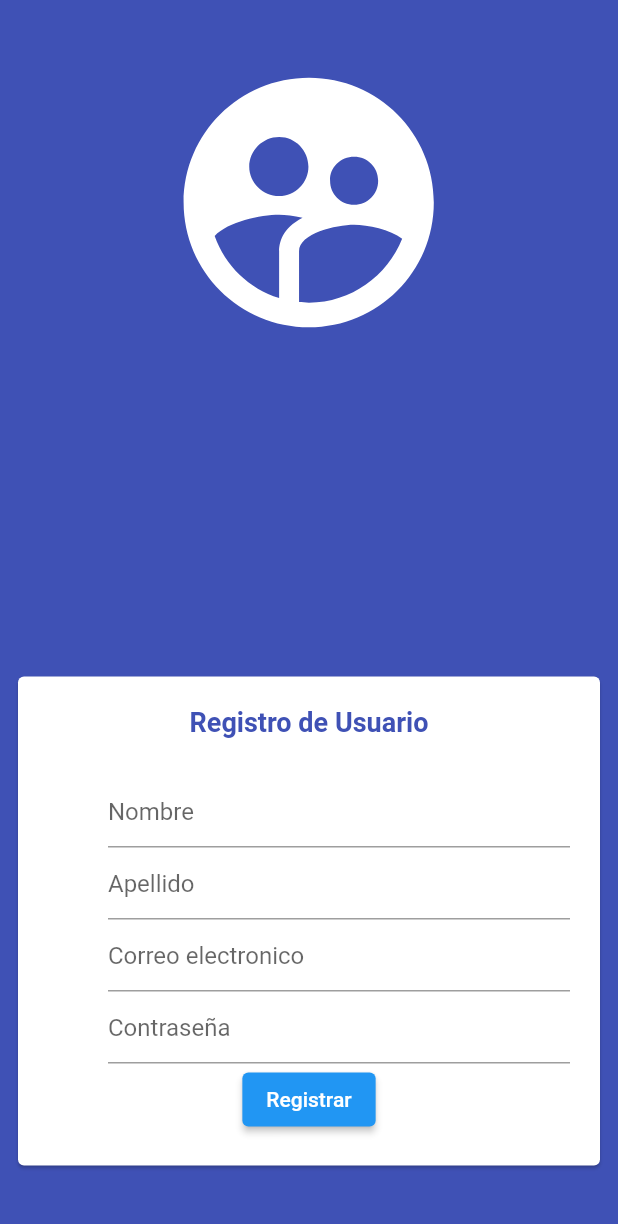
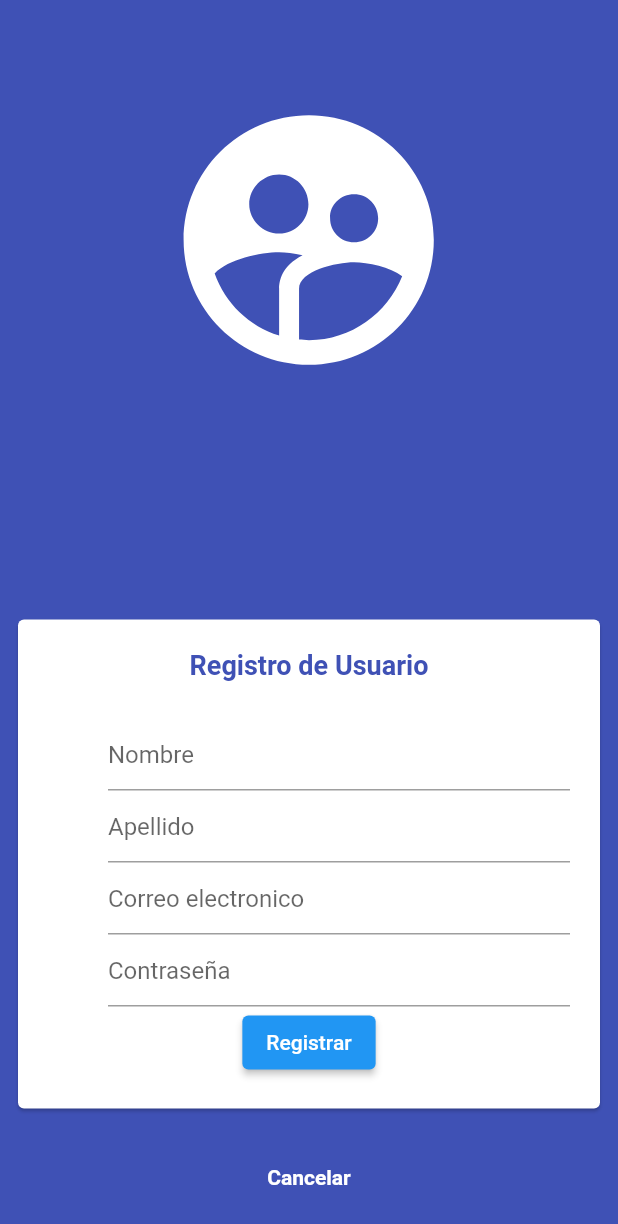
Before and after one commit to yeisonpomaresml/bootcamp_flutter, a Flutter app: the screen it shows after launch, after a tap on "Ingresar", after a tap on "Registrar nueva cuenta", on a phone screen of 412 x 824 dp. Shown: the top 1224 px of the screen. Run offline on Flutter 3.47's test engine with Material 2 defaults, Android fonts, the light colour scheme and no system bars; our stand-ins replace image_picker, shared_preferences.

Commit message:
new changes

```diff
--- a/lib/screens/login_screen.dart
+++ b/lib/screens/login_screen.dart
@@ -23,6 +23,8 @@ class _LoginScreenState extends State<LoginScreen> {
   TextEditingController emailController = TextEditingController();
   TextEditingController passwordController = TextEditingController();
 
+  bool loading = false;
+
   @override
   void initState() {
     loadSharedPreferences();
@@ -31,11 +33,14 @@ class _LoginScreenState extends State<LoginScreen> {
 
   loadSharedPreferences() async {
     pref = await SharedPreferences.getInstance();
-    if (pref != null) {
+    if (pref != null &&
+        pref!.getString("email") != null &&
+        pref!.getString("password") != null) {
       emailController.text = pref!.getString("email").toString();
       passwordController.text = pref!.getString("password").toString();
       formData['email'] = emailController.text;
       formData['password'] = passwordController.text;
+      checkSaveData = true;
       setState(() {});
     }
   }
@@ -46,12 +51,14 @@ class _LoginScreenState extends State<LoginScreen> {
     userProvider = Provider.of<UserProvider>(context);
 
     return Scaffold(
-        body: Container(
+        body: SingleChildScrollView(
+      child: Container(
         width: double.infinity,
+        height: MediaQuery.of(context).size.height,
         color: Colors.indigo,
         child: Column(
           children: [
-          const SizedBox(height: 35),
+            const SizedBox(height: 60),
             const Icon(
               Icons.supervised_user_circle,
               size: 200,
@@ -107,8 +114,11 @@ class _LoginScreenState extends State<LoginScreen> {
                               checkSaveData = value!;
                               setState(() {});
                             }),
-                      ElevatedButton(
-                          onPressed: formLogin, child: const Text('Ingresar'))
+                        (loading == false)
+                            ? ElevatedButton(
+                                onPressed: formLogin,
+                                child: const Text('Ingresar'))
+                            : const CircularProgressIndicator()
                       ],
                     ),
                   ),
@@ -126,18 +136,28 @@ class _LoginScreenState extends State<LoginScreen> {
             const SizedBox(height: 35),
           ],
         ),
+      ),
     ));
   }
 
   formLogin() async {
     if (formKey.currentState!.validate()) {
+      setState(() {
+        loading = true;
+      });
       var usuario = await loginProvider.loginUsuario(formData);
+      setState(() {
+        loading = false;
+      });
       if (usuario != null) {
         userProvider.setUser(usuario);
 
         if (checkSaveData && pref != null) {
           pref!.setString("email", usuario.email!);
           pref!.setString("password", formData['password']!);
+        } else {
+          pref!.remove('email');
+          pref!.remove('password');
         }
 
         AppDialogs.showDialog2(context, 'Usuario Autenticado!', [
--- a/lib/screens/profile_screen.dart
+++ b/lib/screens/profile_screen.dart
@@ -66,7 +66,6 @@ class _ProfileScreenState extends State<ProfileScreen> {
                     if (image != null) {
                       final bytes = File(image!.path).readAsBytesSync();
                       formData['image'] = base64Encode(bytes);
-                      print(formData['image']);
                     }
                     setState(() {});
                   },
--- a/lib/screens/register_screen.dart
+++ b/lib/screens/register_screen.dart
@@ -13,6 +13,7 @@ class RegisterScreen extends StatefulWidget {
 
 class _RegisterScreenState extends State<RegisterScreen> {
   var formKey = GlobalKey<FormState>();
+  bool loading = false;
   Map<String, String> formData = {
     'email': '',
     'password': '',
@@ -26,12 +27,14 @@ class _RegisterScreenState extends State<RegisterScreen> {
     registerProvider = Provider.of<RegisterProvider>(context);
 
     return Scaffold(
-        body: Container(
+        body: SingleChildScrollView(
+      child: Container(
         width: double.infinity,
+        height: MediaQuery.of(context).size.height,
         color: Colors.indigo,
         child: Column(
           children: [
-          const SizedBox(height: 35),
+            const SizedBox(height: 60),
             const Icon(
               Icons.supervised_user_circle,
               size: 200,
@@ -97,24 +100,43 @@ class _RegisterScreenState extends State<RegisterScreen> {
                             return null;
                           },
                         ),
-                      ElevatedButton(
+                        (loading == false)
+                            ? ElevatedButton(
                                 onPressed: formRegister,
                                 child: const Text('Registrar'))
+                            : const CircularProgressIndicator()
                       ],
                     ),
                   ),
                 ),
               ),
             ),
-          const SizedBox(height: 35),
+            const SizedBox(height: 10),
+            TextButton(
+                onPressed: () {
+                  Navigator.pop(context);
+                },
+                child: const Text(
+                  'Cancelar',
+                  style: TextStyle(
+                      color: Colors.white, fontWeight: FontWeight.bold),
+                )),
+            const SizedBox(height: 15),
           ],
+        ),
       ),
     ));
   }
 
   formRegister() async {
     if (formKey.currentState!.validate()) {
+      setState(() {
+        loading = true;
+      });
       bool respuesta = await registerProvider.registrarUsuario(formData);
+      setState(() {
+        loading = false;
+      });
       if (respuesta) {
         AppDialogs.showDialog1(context, 'Usuario registrado con exito.');
       } else {
--- a/lib/widgets/app_drawer.dart
+++ b/lib/widgets/app_drawer.dart
@@ -21,6 +21,7 @@ class AppDrawer extends StatelessWidget {
             },
             selected: true,
           ),
+          const Divider(),
           ListTile(
             title: const Text('Mapa'),
             onTap: () {
```
Lines whose indentation alone changed are shown as unchanged.
